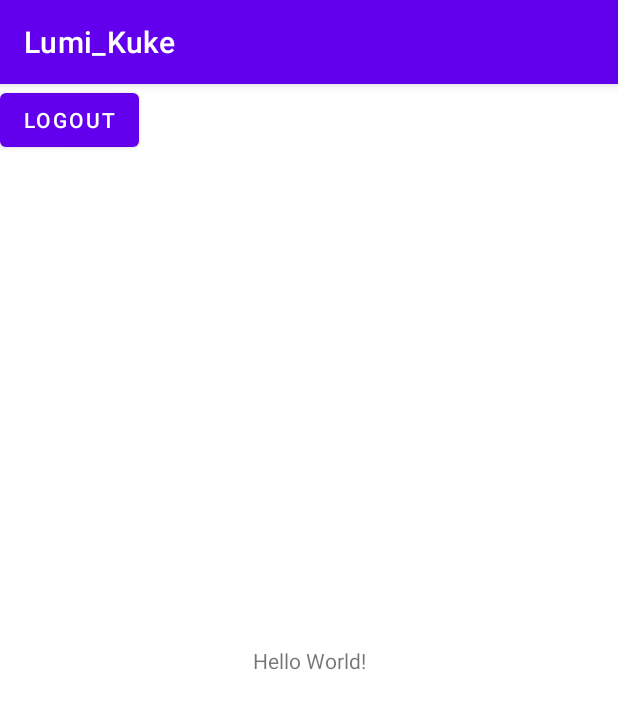
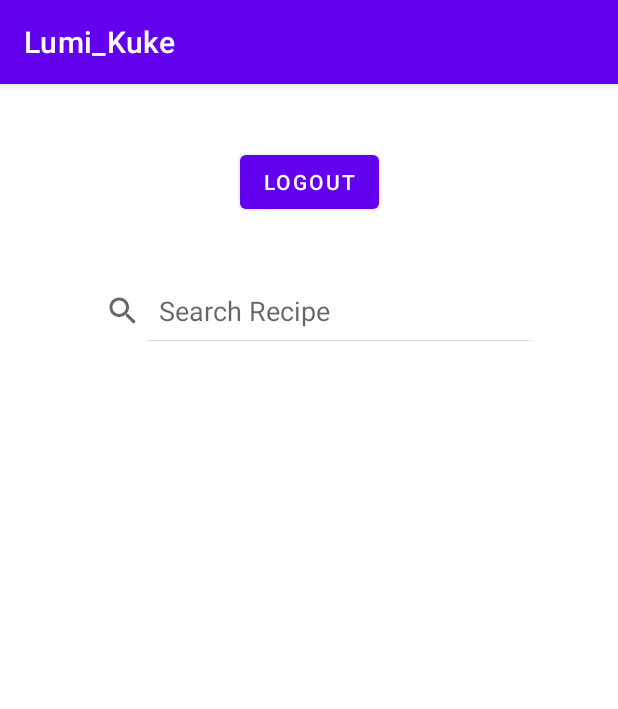
Before and after one commit to JLWear/Lumi_Kuke, an Android app: the MainActivity screen opened directly, with no data from a screen before it, on a phone screen of 412 x 824 dp. Shown: the top 709 px of the screen. Run offline under Robolectric (Android 15) with nearby library versions, the phone set to English and light mode, and no system bars; our stand-ins replace Firebase (no records; nobody signed in at launch, a user with empty details on screens opened directly).

```diff
--- a/app/build.gradle
+++ b/app/build.gradle
@@ -49,4 +49,5 @@ dependencies {
     testImplementation 'junit:junit:4.13.2'
     androidTestImplementation 'androidx.test.ext:junit:1.1.4'
     androidTestImplementation 'androidx.test.espresso:espresso-core:3.5.0'
+    implementation 'com.squareup.okhttp3:okhttp:3.10.0'
 }
--- a/app/src/main/AndroidManifest.xml
+++ b/app/src/main/AndroidManifest.xml
@@ -1,7 +1,7 @@
 <?xml version="1.0" encoding="utf-8"?>
 <manifest xmlns:android="http://schemas.android.com/apk/res/android"
     xmlns:tools="http://schemas.android.com/tools">
-
+    <uses-permission android:name="android.permission.INTERNET" />
     <application
         android:allowBackup="true"
         android:dataExtractionRules="@xml/data_extraction_rules"
--- a/app/src/main/java/com/example/lumi_kuke/view/LoginRegisterChoiceActivity.kt
+++ b/app/src/main/java/com/example/lumi_kuke/view/LoginRegisterChoiceActivity.kt
@@ -13,6 +13,7 @@ class LoginRegisterChoiceActivity : AppCompatActivity() {
     override fun onCreate(savedInstanceState: Bundle?) {
         super.onCreate(savedInstanceState)
         setContentView(R.layout.activity_loginregisterchoice)
+        supportActionBar?.hide();
 
         val buttonRegister = findViewById<Button>(R.id.button_register)
         buttonRegister.setOnClickListener {
--- a/app/src/main/java/com/example/lumi_kuke/view/MainActivity.kt
+++ b/app/src/main/java/com/example/lumi_kuke/view/MainActivity.kt
@@ -4,17 +4,22 @@ import android.content.Intent
 import androidx.appcompat.app.AppCompatActivity
 import android.os.Bundle
 import android.widget.Button
+import android.widget.SearchView
 import com.example.lumi_kuke.R
 import com.google.firebase.auth.FirebaseAuth
+import okhttp3.*
+import java.io.IOException
 
 class MainActivity : AppCompatActivity() {
 
     private lateinit var firebaseAuth: FirebaseAuth
+    private val client = OkHttpClient()
 
     override fun onCreate(savedInstanceState: Bundle?) {
         super.onCreate(savedInstanceState)
         setContentView(R.layout.activity_main)
         firebaseAuth = FirebaseAuth.getInstance()
+        run("https://api.spoonacular.com/recipes/complexSearch?apiKey=6d613aabfeb546e28a50b925bd121a07&query=")
 
         val buttonClick = findViewById<Button>(R.id.button_logout)
         buttonClick.setOnClickListener {
@@ -24,4 +29,20 @@ class MainActivity : AppCompatActivity() {
             finish()
         }
     }
+
+    fun run(url: String) {
+        val request = Request.Builder()
+            .url(url)
+            .build()
+
+        val buttonClick = findViewById<SearchView>(R.id.searchView)
+        buttonClick.setOnClickListener {
+            client.newCall(request).enqueue(object : Callback {
+                override fun onFailure(call: Call, e: IOException) {}
+                override fun onResponse(call: Call, response: Response) =
+                    println(response.body()?.string())
+            })
+        }
+
+    }
 }
--- a/app/src/main/java/com/example/lumi_kuke/view/SignInActivity.kt
+++ b/app/src/main/java/com/example/lumi_kuke/view/SignInActivity.kt
@@ -15,6 +15,7 @@ class SignInActivity : AppCompatActivity() {
         super.onCreate(savedInstanceState)
         binding = ActivitySignInBinding.inflate(layoutInflater)
         setContentView(binding.root)
+        supportActionBar?.hide();
 
 
         firebaseAuth = FirebaseAuth.getInstance()
--- a/app/src/main/java/com/example/lumi_kuke/view/SignUpActivity.kt
+++ b/app/src/main/java/com/example/lumi_kuke/view/SignUpActivity.kt
@@ -13,6 +13,7 @@ class SignUpActivity : AppCompatActivity() {
 
     override fun onCreate(savedInstanceState: Bundle?) {
         super.onCreate(savedInstanceState)
+        supportActionBar?.hide();
 
         binding = ActivitySignUpBinding.inflate(layoutInflater)
         setContentView(binding.root)
@@ -38,11 +39,10 @@ class SignUpActivity : AppCompatActivity() {
                             finish()
                         } else {
                             Toast.makeText(this, it.exception.toString(), Toast.LENGTH_SHORT).show()
-
                         }
                     }
                 } else {
-                    Toast.makeText(this, "Password not equal to ConfirmPassword", Toast.LENGTH_SHORT).show()
+                    Toast.makeText(this, "Password not equal to retype Password", Toast.LENGTH_SHORT).show()
                 }
             } else {
                 Toast.makeText(this, "Empty Fields", Toast.LENGTH_SHORT).show()
--- a/app/src/main/res/layout/activity_main.xml
+++ b/app/src/main/res/layout/activity_main.xml
@@ -1,26 +1,42 @@
 <?xml version="1.0" encoding="utf-8"?>
 <androidx.constraintlayout.widget.ConstraintLayout xmlns:android="http://schemas.android.com/apk/res/android"
-    xmlns:app="http://schemas.android.com/apk/res-auto"
-    xmlns:tools="http://schemas.android.com/tools"
-    android:layout_width="match_parent"
-    android:layout_height="match_parent"
-    tools:context=".view.MainActivity">
-
-    <TextView
-        android:layout_width="wrap_content"
-        android:layout_height="wrap_content"
-        android:text="Hello World!"
-        app:layout_constraintBottom_toBottomOf="parent"
-        app:layout_constraintEnd_toEndOf="parent"
-        app:layout_constraintStart_toStartOf="parent"
-        app:layout_constraintTop_toTopOf="parent" />
+        xmlns:app="http://schemas.android.com/apk/res-auto"
+        xmlns:tools="http://schemas.android.com/tools"
+        android:id="@+id/drawer_layout"
+        android:layout_width="match_parent"
+        android:layout_height="match_parent"
+        android:fitsSystemWindows="true"
+        tools:openDrawer="start">
 
     <Button
         android:id="@+id/button_logout"
         android:layout_width="wrap_content"
         android:layout_height="wrap_content"
+        android:layout_marginStart="159dp"
+        android:layout_marginTop="50dp"
+        android:layout_marginEnd="159dp"
+        android:layout_marginBottom="19dp"
         android:text="Logout"
-        tools:layout_editor_absoluteX="155dp"
-        tools:layout_editor_absoluteY="109dp" />
+        app:layout_constraintBottom_toTopOf="@+id/searchView"
+        app:layout_constraintEnd_toEndOf="parent"
+        app:layout_constraintStart_toStartOf="parent"
+        app:layout_constraintTop_toTopOf="parent" />
+
+    <SearchView
+        android:id="@+id/searchView"
+        android:layout_width="320dp"
+        android:layout_height="47dp"
+        android:layout_marginStart="45dp"
+        android:layout_marginTop="19dp"
+        android:layout_marginEnd="46dp"
+        android:layout_marginBottom="601dp"
+        android:iconifiedByDefault="false"
+        android:padding="4dp"
+        android:queryHint="Search Recipe"
+        app:layout_constraintBottom_toBottomOf="parent"
+        app:layout_constraintEnd_toEndOf="parent"
+        app:layout_constraintStart_toStartOf="parent"
+        app:layout_constraintTop_toBottomOf="@+id/button_logout"
+        tools:ignore="MissingConstraints" />
 
 </androidx.constraintlayout.widget.ConstraintLayout>
```
